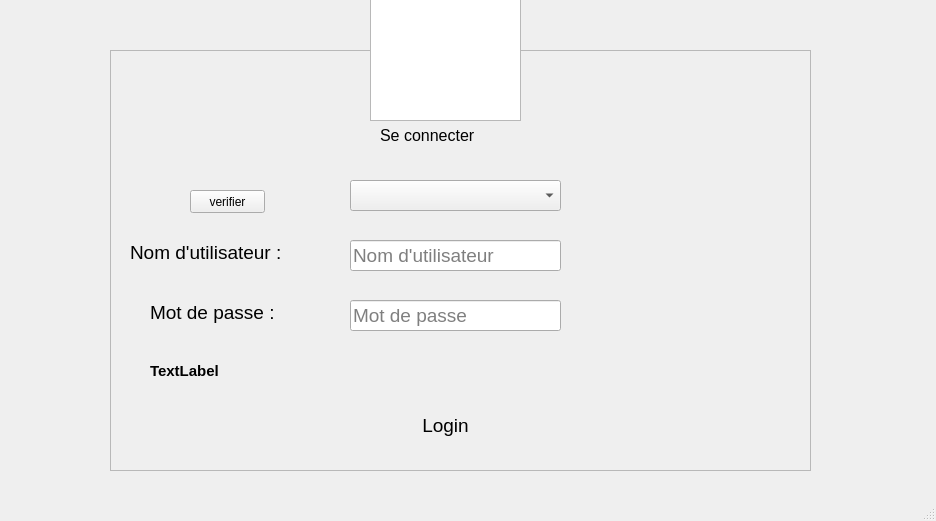
Above: integration_f/integration.ui from SeifEddineAmara/smart-cinema-2A4 before the change. Below: the same form after it.
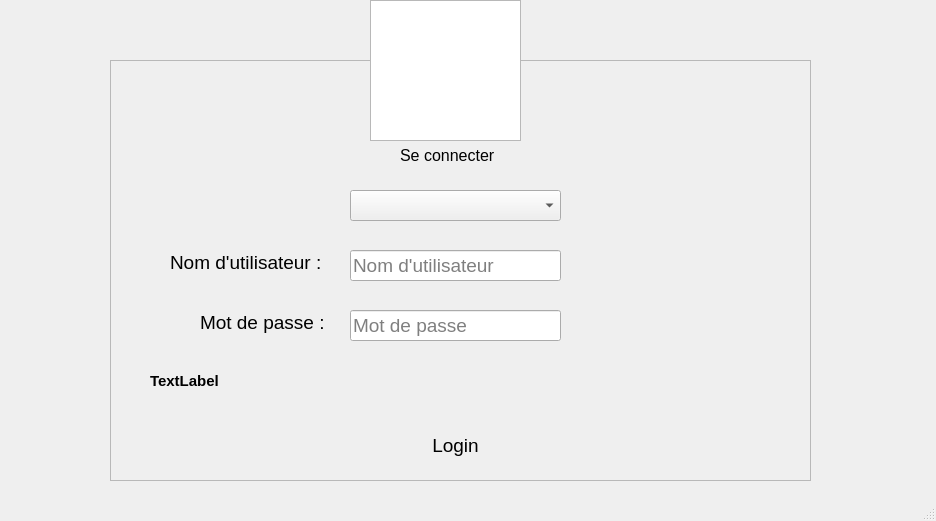
That is the form after the change. Icons and pictures are not drawn.

What changed in the file:
```diff
--- a/integration_f/integration.ui
+++ b/integration_f/integration.ui
@@ -21,7 +21,7 @@
     <property name="geometry">
      <rect>
       <x>110</x>
-      <y>50</y>
+      <y>60</y>
       <width>701</width>
       <height>421</height>
      </rect>
@@ -41,8 +41,8 @@
     <widget class="QLabel" name="label_3">
      <property name="geometry">
       <rect>
-       <x>270</x>
-       <y>70</y>
+       <x>290</x>
+       <y>80</y>
        <width>111</width>
        <height>31</height>
       </rect>
@@ -92,7 +92,7 @@
     <widget class="QLabel" name="label">
      <property name="geometry">
       <rect>
-       <x>20</x>
+       <x>60</x>
        <y>190</y>
        <width>161</width>
        <height>25</height>
@@ -146,7 +146,7 @@
     <widget class="QLabel" name="label_2">
      <property name="geometry">
       <rect>
-       <x>40</x>
+       <x>90</x>
        <y>250</y>
        <width>141</width>
        <height>25</height>
@@ -166,7 +166,7 @@
       <rect>
        <x>40</x>
        <y>300</y>
-       <width>351</width>
+       <width>601</width>
        <height>41</height>
       </rect>
      </property>
@@ -187,8 +187,8 @@
     <widget class="QPushButton" name="pushButton_login">
      <property name="geometry">
       <rect>
-       <x>250</x>
-       <y>350</y>
+       <x>260</x>
+       <y>360</y>
        <width>171</width>
        <height>51</height>
       </rect>
@@ -233,28 +233,12 @@
       <string notr="true">border-image: whit</string>
      </property>
     </widget>
-    <widget class="QPushButton" name="pushButton_verifier">
-     <property name="geometry">
-      <rect>
-       <x>80</x>
-       <y>140</y>
-       <width>75</width>
-       <height>23</height>
-      </rect>
-     </property>
-     <property name="styleSheet">
-      <string notr="true">border-image: url(:/new/prefix3/orange.png);</string>
-     </property>
-     <property name="text">
-      <string>verifier</string>
-     </property>
-    </widget>
    </widget>
    <widget class="QGraphicsView" name="graphicsView">
     <property name="geometry">
      <rect>
       <x>370</x>
-      <y>-20</y>
+      <y>0</y>
       <width>151</width>
       <height>141</height>
      </rect>
```
